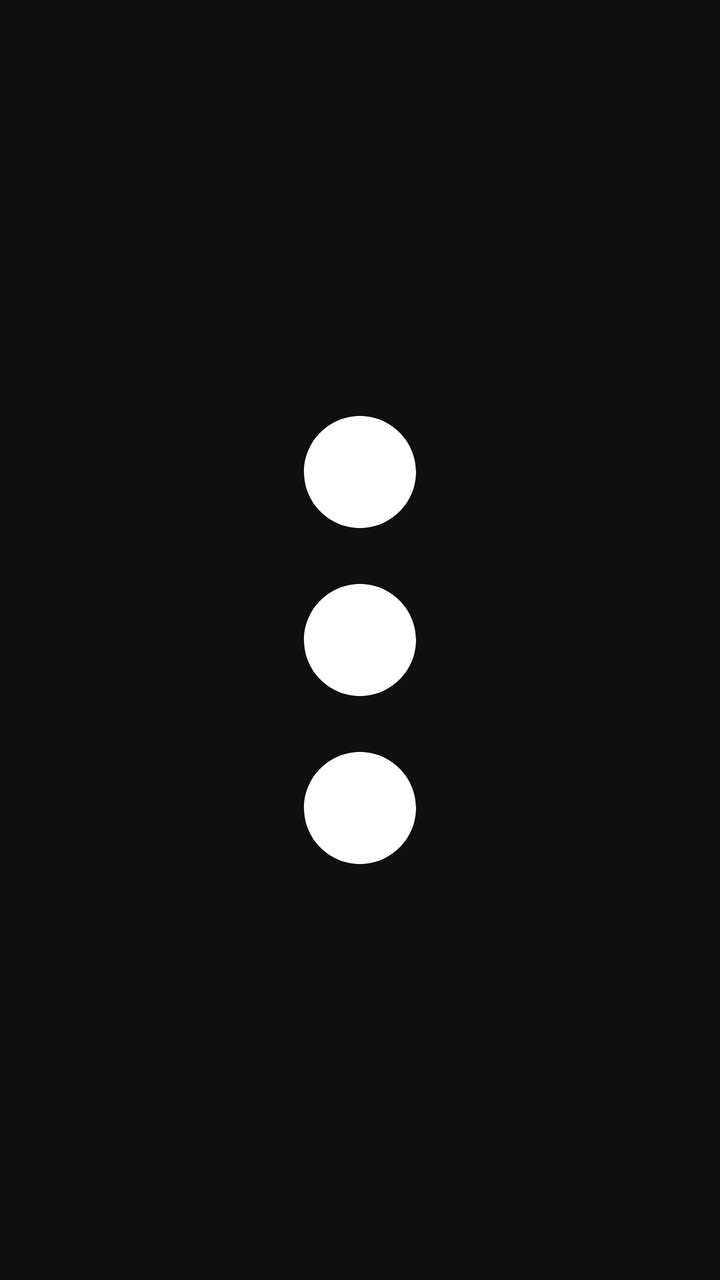
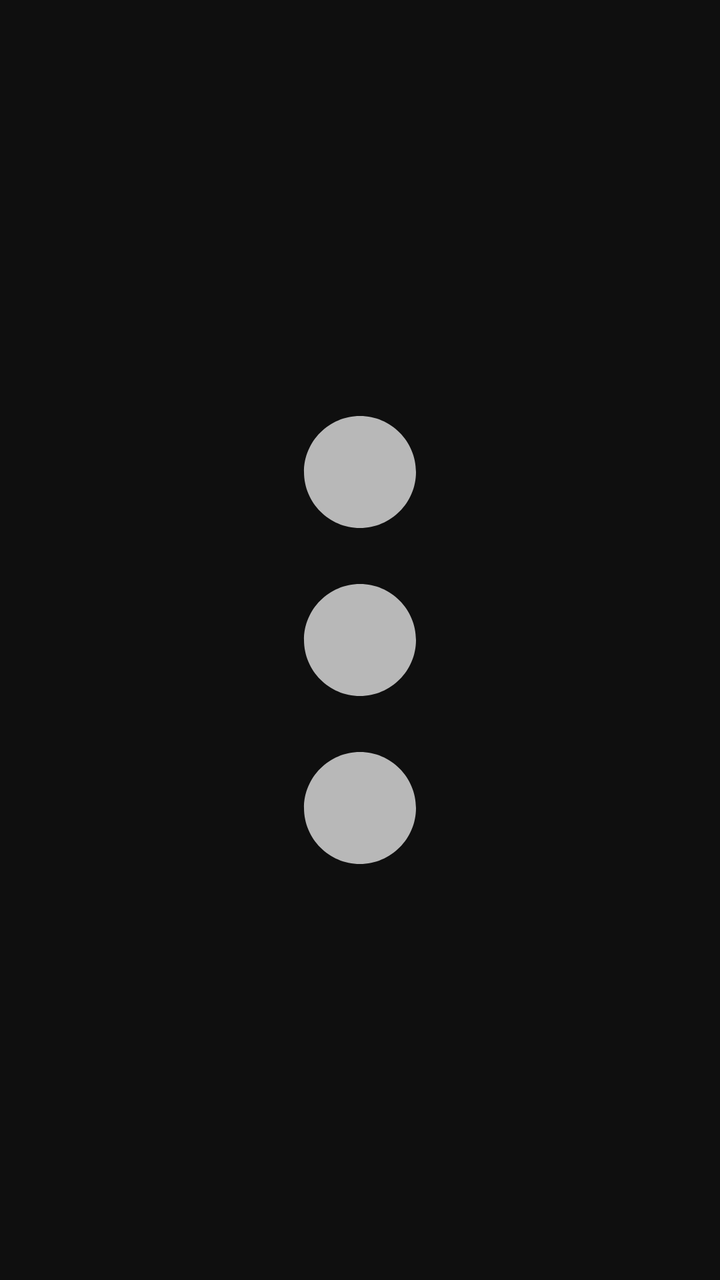

Compare the two renders of this Android layout. The source of the first and the diff that turns it into the second are given below.
<!-- AndroidManifest.xml: application theme Theme.NewTube -->
<!-- res/layout/item_mobile_section_overflow.xml -->
<?xml version="1.0" encoding="utf-8"?>
<ImageButton xmlns:android="http://schemas.android.com/apk/res/android"
    android:layout_width="48dp"
    android:layout_height="48dp"
    android:background="?attr/selectableItemBackgroundBorderless"
    android:contentDescription="@string/mobile_section_menu"
    android:padding="12dp"
    android:scaleType="fitCenter"
    android:src="@drawable/ic_player_more"
    android:tint="@color/mobile_color_on_surface_secondary" />
<!-- resources referenced by this layout -->
<resources>
  <color name="mobile_color_on_surface_secondary">#B3FFFFFF</color>
  <!-- drawable ic_player_more (drawable) -->
  <?xml version="1.0" encoding="utf-8"?>
  <vector xmlns:android="http://schemas.android.com/apk/res/android"
      android:width="24dp"
      android:height="24dp"
      android:viewportWidth="24"
      android:viewportHeight="24">
      <path
          android:fillColor="#FFFFFFFF"
          android:pathData="M12,8c1.1,0 2,-0.9 2,-2s-0.9,-2 -2,-2 -2,0.9 -2,2 0.9,2 2,2zM12,10c-1.1,0 -2,0.9 -2,2s0.9,2 2,2 2,-0.9 2,-2 -0.9,-2 -2,-2zM12,16c-1.1,0 -2,0.9 -2,2s0.9,2 2,2 2,-0.9 2,-2 -0.9,-2 -2,-2z" />
  </vector>
  <string name="mobile_section_menu">Section options</string>
  <style name="Theme.NewTube" parent="Theme.MaterialComponents.DayNight.NoActionBar">
          <item name="colorPrimary">@color/mobile_color_primary</item>
          <item name="colorPrimaryDark">@color/mobile_color_primary_dark</item>
          <item name="colorAccent">@color/mobile_color_accent</item>
          <item name="android:colorBackground">@color/mobile_color_background</item>
          <item name="colorSurface">@color/mobile_color_surface</item>
          <item name="colorOnSurface">@color/mobile_color_on_surface</item>
          <item name="android:windowBackground">@color/mobile_color_background</item>
          
          <item name="android:statusBarColor">@color/mobile_color_background</item>
          <item name="android:navigationBarColor">@color/mobile_color_background</item>
          <item name="android:windowLightStatusBar">false</item>
          
          <item name="android:windowOptOutEdgeToEdgeEnforcement" tools:targetApi="35">true</item>
          <item name="android:windowAnimationStyle">@style/BrowseWindowAnimation</item>
      </style>
  <color name="mobile_color_primary">#FF0000</color>
  <color name="mobile_color_primary_dark">#CC0000</color>
  <color name="mobile_color_accent">#FF4081</color>
  <color name="mobile_color_background">#0F0F0F</color>
  <color name="mobile_color_surface">#1E1E1E</color>
  <color name="mobile_color_on_surface">#FFFFFF</color>
  <style name="BrowseWindowAnimation" parent="@android:style/Animation.Activity">
          <item name="android:activityOpenEnterAnimation">@anim/browse_to_front_enter</item>
          <item name="android:activityOpenExitAnimation">@anim/mobile_stay</item>
          <item name="android:activityCloseEnterAnimation">@anim/mobile_stay</item>
          <item name="android:activityCloseExitAnimation">@anim/mobile_fade_out</item>
          <item name="android:taskOpenEnterAnimation">@anim/browse_to_front_enter</item>
          <item name="android:taskOpenExitAnimation">@anim/mobile_stay</item>
          <item name="android:taskToFrontEnterAnimation">@anim/browse_to_front_enter</item>
          <item name="android:taskToFrontExitAnimation">@anim/mobile_stay</item>
      </style>
</resources>

<!-- the commit's change to res/layout/item_mobile_section_overflow.xml (unified diff, before → after) -->
@@ -1,5 +1,6 @@
 <?xml version="1.0" encoding="utf-8"?>
 <ImageButton xmlns:android="http://schemas.android.com/apk/res/android"
+    xmlns:app="http://schemas.android.com/apk/res-auto"
     android:layout_width="48dp"
     android:layout_height="48dp"
     android:background="?attr/selectableItemBackgroundBorderless"
@@ -7,4 +8,4 @@
     android:padding="12dp"
     android:scaleType="fitCenter"
     android:src="@drawable/ic_player_more"
-    android:tint="@color/mobile_color_on_surface_secondary" />
+    app:tint="@color/mobile_color_on_surface_secondary" />
